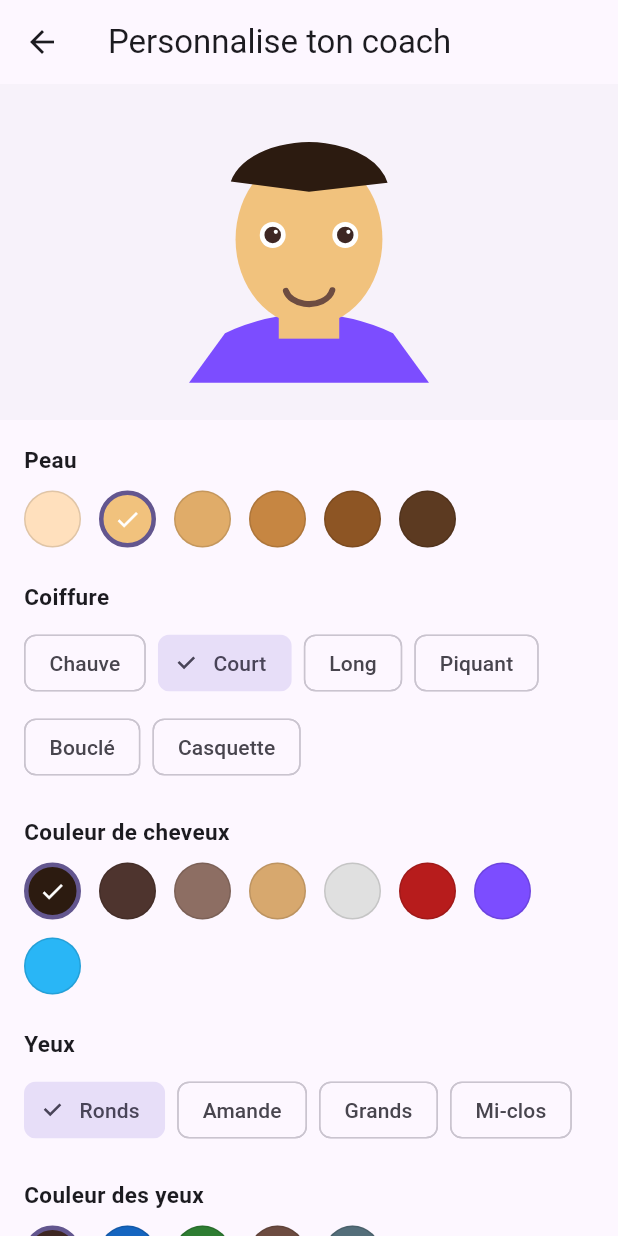
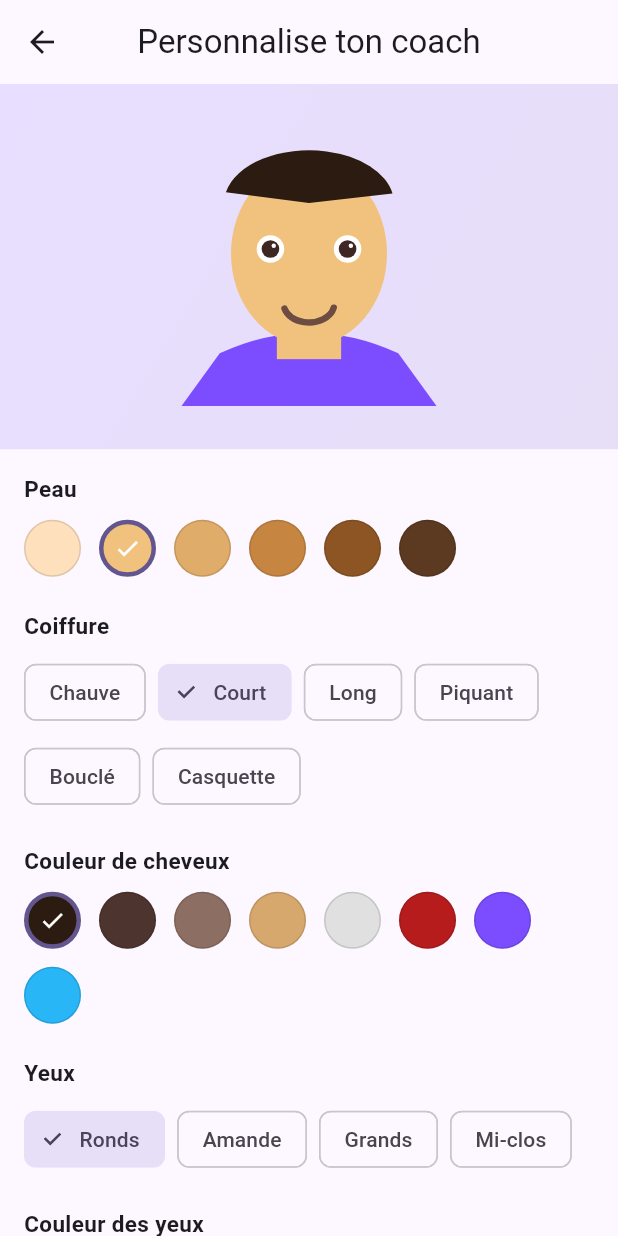
Before and after one commit to NDesan/Sigma, a Flutter app: the screen it shows after launch, item 4 of the bottom bar chosen, after a tap on "Personnaliser mon coach", on a phone screen of 412 x 824 dp. Run offline on Flutter 3.47's test engine with Material 3 defaults, Android fonts, the phone set to English and light mode, and no system bars; our stand-ins replace flutter_local_notifications, shared_preferences, timezone.

Commit message:
Little upgarde

```diff
--- a/lib/screens/avatar_creator_screen.dart
+++ b/lib/screens/avatar_creator_screen.dart
@@ -13,15 +13,27 @@ class AvatarCreatorScreen extends StatelessWidget {
     final config = avatarService.config;
 
     return Scaffold(
-      appBar: AppBar(title: const Text('Personnalise ton coach')),
+      appBar: AppBar(
+        title: const Text('Personnalise ton coach'),
+        centerTitle: true,
+      ),
       body: Column(
         children: [
           Container(
             width: double.infinity,
-            padding: const EdgeInsets.symmetric(vertical: 20),
-            color: Theme.of(context).colorScheme.surfaceContainerLow,
+            padding: const EdgeInsets.symmetric(vertical: 24),
+            decoration: BoxDecoration(
+              gradient: LinearGradient(
+                colors: [
+                  Theme.of(context).colorScheme.primaryContainer,
+                  Theme.of(context).colorScheme.secondaryContainer,
+                ],
+                begin: Alignment.topLeft,
+                end: Alignment.bottomRight,
+              ),
+            ),
             child: Center(
-              child: AvatarWidget(config: config, size: 160),
+              child: AvatarWidget(config: config, size: 170),
             ),
           ),
           Expanded(
--- a/lib/screens/chat_screen.dart
+++ b/lib/screens/chat_screen.dart
@@ -78,14 +78,43 @@ class _ChatScreenState extends State<ChatScreen> {
 
     return Column(
       children: [
-        const SizedBox(height: 12),
-        AvatarWidget(config: avatarConfig, mood: AvatarMood.happy, size: 80),
-        const SizedBox(height: 8),
-        const Text('Ton coach', style: TextStyle(fontWeight: FontWeight.bold)),
+        Container(
+          margin: const EdgeInsets.fromLTRB(16, 12, 16, 8),
+          padding: const EdgeInsets.symmetric(horizontal: 16, vertical: 12),
+          decoration: BoxDecoration(
+            color: Theme.of(context).colorScheme.primaryContainer.withOpacity(0.45),
+            borderRadius: BorderRadius.circular(20),
+          ),
+          child: Row(
+            children: [
+              AvatarWidget(config: avatarConfig, mood: AvatarMood.happy, size: 60),
+              const SizedBox(width: 12),
+              Expanded(
+                child: Column(
+                  crossAxisAlignment: CrossAxisAlignment.start,
+                  children: [
+                    Text(
+                      'Ton coach',
+                      style: Theme.of(context).textTheme.titleMedium?.copyWith(
+                        fontWeight: FontWeight.w700,
+                      ),
+                    ),
+                    Text(
+                      'Prêt à te motiver à petit pas',
+                      style: Theme.of(context).textTheme.bodySmall?.copyWith(
+                        color: Colors.grey.shade700,
+                      ),
+                    ),
+                  ],
+                ),
+              ),
+            ],
+          ),
+        ),
         Expanded(
           child: ListView.builder(
             controller: _scrollController,
-            padding: const EdgeInsets.all(16),
+            padding: const EdgeInsets.fromLTRB(16, 8, 16, 16),
             itemCount: _messages.length + (_isTyping ? 1 : 0),
             itemBuilder: (context, index) {
               if (index == _messages.length) {
@@ -96,7 +125,7 @@ class _ChatScreenState extends State<ChatScreen> {
             },
           ),
         ),
-        Padding(
+        Container(
           padding: const EdgeInsets.fromLTRB(12, 0, 12, 12),
           child: Row(
             children: [
@@ -111,8 +140,7 @@ class _ChatScreenState extends State<ChatScreen> {
                       borderRadius: BorderRadius.circular(24),
                       borderSide: BorderSide.none,
                     ),
-                    contentPadding:
-                        const EdgeInsets.symmetric(horizontal: 18, vertical: 12),
+                    contentPadding: const EdgeInsets.symmetric(horizontal: 18, vertical: 12),
                   ),
                   onSubmitted: (_) => _send(),
                 ),
--- a/lib/screens/home_screen.dart
+++ b/lib/screens/home_screen.dart
@@ -66,28 +66,72 @@ class _CoachHomeTab extends StatelessWidget {
             ? AvatarMood.sleepy
             : AvatarMood.happy;
 
-    return Padding(
-      padding: const EdgeInsets.all(20),
+    return SingleChildScrollView(
+      child: Padding(
+        padding: const EdgeInsets.fromLTRB(20, 20, 20, 32),
         child: Column(
           children: [
             PointsBar(profile: profile),
-          const SizedBox(height: 30),
+            const SizedBox(height: 24),
+            Container(
+              width: double.infinity,
+              padding: const EdgeInsets.all(20),
+              decoration: BoxDecoration(
+                gradient: LinearGradient(
+                  colors: [
+                    Theme.of(context).colorScheme.primaryContainer,
+                    Theme.of(context).colorScheme.secondaryContainer,
+                  ],
+                  begin: Alignment.topLeft,
+                  end: Alignment.bottomRight,
+                ),
+                borderRadius: BorderRadius.circular(24),
+                boxShadow: [
+                  BoxShadow(
+                    color: Colors.black.withOpacity(0.08),
+                    blurRadius: 16,
+                    offset: const Offset(0, 8),
+                  ),
+                ],
+              ),
+              child: Column(
+                children: [
                   Text(
                     'Salut ${profile.name} 👋',
-            style: Theme.of(context)
-                .textTheme
-                .headlineSmall
-                ?.copyWith(fontWeight: FontWeight.bold),
+                    style: Theme.of(context).textTheme.headlineSmall?.copyWith(
+                          fontWeight: FontWeight.w800,
+                          color: Theme.of(context).colorScheme.onPrimaryContainer,
+                        ),
+                    textAlign: TextAlign.center,
                   ),
                   const SizedBox(height: 6),
                   Text(
                     'Objectif : ${profile.goal}',
-            style: TextStyle(color: Colors.grey.shade600),
+                    style: TextStyle(
+                      color: Theme.of(context).colorScheme.onPrimaryContainer.withOpacity(0.8),
+                      fontSize: 14,
+                    ),
                     textAlign: TextAlign.center,
                   ),
-          const Spacer(),
-          AvatarWidget(config: avatarConfig, mood: mood, size: 180),
-          const Spacer(),
+                ],
+              ),
+            ),
+            const SizedBox(height: 20),
+            AvatarWidget(config: avatarConfig, mood: mood, size: 190),
+            const SizedBox(height: 18),
+            Text(
+              mood == AvatarMood.cheering
+                  ? 'Ton coach est en forme et prêt à te booster 💪'
+                  : mood == AvatarMood.sleepy
+                      ? 'Un petit check-in suffira à réveiller ton coach 😴'
+                      : 'Ton coach est là pour te guider pas à pas ✨',
+              textAlign: TextAlign.center,
+              style: Theme.of(context).textTheme.bodyLarge?.copyWith(
+                fontWeight: FontWeight.w600,
+                color: Colors.grey.shade800,
+              ),
+            ),
+            const SizedBox(height: 24),
             SizedBox(
               width: double.infinity,
               child: FilledButton.icon(
@@ -96,8 +140,8 @@ class _CoachHomeTab extends StatelessWidget {
                   if (context.mounted) {
                     ScaffoldMessenger.of(context).showSnackBar(
                       const SnackBar(
-                        content:
-                            Text('+10 points ! Ton coach est fier de toi 🎉')),
+                        content: Text('+10 points ! Ton coach est fier de toi 🎉'),
+                      ),
                     );
                   }
                 },
@@ -105,6 +149,9 @@ class _CoachHomeTab extends StatelessWidget {
                 label: const Text("J'ai fait mon action du jour"),
                 style: FilledButton.styleFrom(
                   padding: const EdgeInsets.symmetric(vertical: 16),
+                  shape: RoundedRectangleBorder(
+                    borderRadius: BorderRadius.circular(16),
+                  ),
                 ),
               ),
             ),
@@ -122,17 +169,24 @@ class _CoachHomeTab extends StatelessWidget {
                   if (context.mounted) {
                     ScaffoldMessenger.of(context).showSnackBar(
                       const SnackBar(
-                        content:
-                            Text('Rappel quotidien programmé à 18h00 ✅')),
+                        content: Text('Rappel quotidien programmé à 18h00 ✅'),
+                      ),
                     );
                   }
                 },
                 icon: const Icon(Icons.notifications_active_outlined),
                 label: const Text('Activer le rappel quotidien'),
+                style: OutlinedButton.styleFrom(
+                  padding: const EdgeInsets.symmetric(vertical: 16),
+                  shape: RoundedRectangleBorder(
+                    borderRadius: BorderRadius.circular(16),
+                  ),
+                ),
               ),
             ),
           ],
         ),
+      ),
     );
   }
 }
```
Lines whose indentation alone changed are shown as unchanged.
